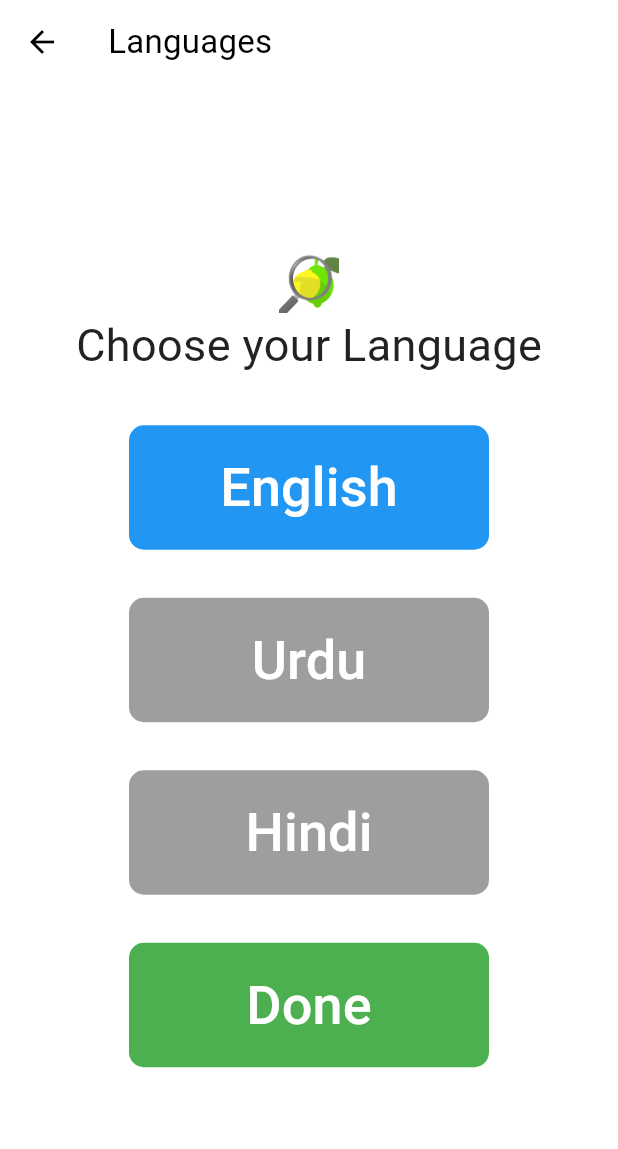
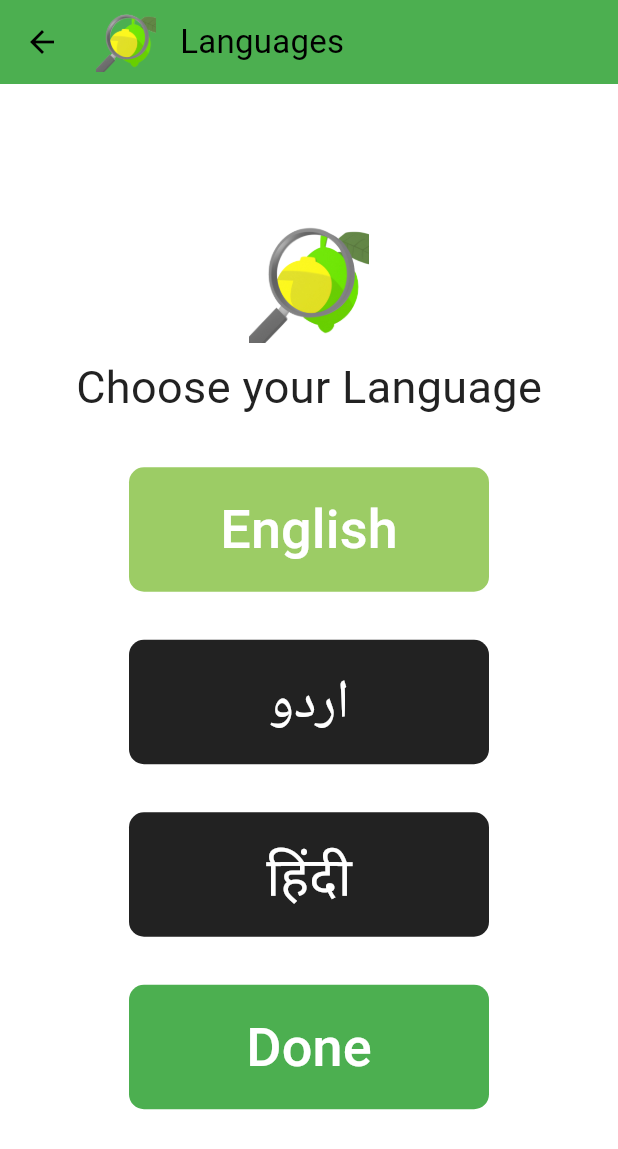
Before and after one commit to Sourav-Malani/Detect-Citrus-Canker, a Flutter app: the Languages screen opened directly, after a tap on "English", on a phone screen of 412 x 824 dp. Shown: the top 1149 px of the screen. Run offline on Flutter 3.47's test engine with Material 3 defaults, Android fonts, the phone set to English and light mode, and no system bars; our stand-ins replace camera, cloud_firestore, connectivity_plus, easy_localization, firebase_auth, firebase_core and 16 more; missing offline and left inert: tflite_flutter_helper_plus, tflite_flutter_plus; accounts and stored records are empty; network calls fail.

Commit message:
UI updates

```diff
--- a/lib/Languages.dart
+++ b/lib/Languages.dart
@@ -13,8 +13,9 @@ class SwitchLanguageScreen extends StatelessWidget {
 
     return Scaffold(
       appBar: AppBar(
-        leading: Image.asset('assets/icon/icon.png', height: 20, width: 20),
+        leading: Image.asset('assets/icon/icon.png',height:20,width:20),
         title: Text('Language Selection'),
+        backgroundColor: Colors.green,
       ),
       body: Container(
         padding: EdgeInsets.all(24),
@@ -24,14 +25,13 @@ class SwitchLanguageScreen extends StatelessWidget {
             children: <Widget>[
               Text(
                 'Switch Language',
-                style: TextStyle(fontSize: 40, color: Colors.black),
+                style: TextStyle(fontSize: 40),
               ),
               SizedBox(height: 24),
               Text(
                 'home_description'.tr(),
                 style: TextStyle(
                   fontSize: 24,
-                  color: Colors.black
                 ),
               ),
               SizedBox(height: 24),
--- a/lib/languagescreen.dart
+++ b/lib/languagescreen.dart
@@ -11,92 +11,93 @@ class Languages extends StatefulWidget {
 }
 
 class _LanguagesState extends State<Languages> {
-  Map<String, Color> buttonColors = {
-    'languages_btn_english': Colors.grey,
-    'languages_btn_urdu': Colors.grey,
-    'languages_btn_hindi': Colors.grey,
-  };
-  void resetButtonColors(String selectedButton) {
-    for (var button in buttonColors.keys) {
-      if (button != selectedButton) {
-        setState(() {
-          buttonColors[button] = Colors.grey; // Reset other buttons to default color
-        });
-      }
-    }
-  }
+  String selectedLanguage = 'English'; // Set "English" as the default selected language
+
   @override
   Widget build(BuildContext context) {
     LanguageController controller = context.read<LanguageController>();
 
     return Scaffold(
-      appBar: AppBar(title: Text("Languages")),
+      appBar: AppBar(
+        leading: IconButton(
+          icon: Icon(Icons.arrow_back),
+          onPressed: () {
+            Navigator.pop(context);
+          },
+        ),
+        titleSpacing: 0,
+        title: Row(
+          children: [
+            Container(
+              padding: EdgeInsets.all(8), // Adjust padding as needed
+              child: Image.asset('assets/icon/icon.png', height: 40, width: 40), // Increase the size here
+            ),
+            SizedBox(width: 8),
+            Text("Languages"),
+          ],
+        ),
+        backgroundColor: Colors.green,
+      ),
       body: Container(
         padding: EdgeInsets.all(24),
         child: Center(
           child: Column(
             mainAxisAlignment: MainAxisAlignment.center,
             children: [
-              Image.asset('assets/icon/icon.png', height: 40, width: 40),
+              Container(
+                padding: EdgeInsets.all(8), // Adjust padding as needed
+                child: Image.asset('assets/icon/icon.png', height: 80, width: 80), // Increase the size here
+              ),
               Text(
                 'home_description'.tr(),
                 style: TextStyle(fontSize: 30),
               ),
               SizedBox(height: 32),
               LanguageButton(
-                text: 'languages_btn_english'.tr(),
-                color: buttonColors['languages_btn_english'] ?? Colors.grey,
+                text: 'English',
+                color: selectedLanguage == 'English' ? Colors.lightGreen.shade400 : null,
                 onPressed: () {
+                  setState(() {
+                    selectedLanguage = 'English';
+                  });
                   context.locale = Locale('en', 'US');
                   controller.onLanguageChanged();
-                  resetButtonColors('languages_btn_english'); // Reset other button colors
-                  setState(() {
-                    buttonColors['languages_btn_english'] = Colors.blue;
-                  });
                 },
               ),
               SizedBox(height: 32),
               LanguageButton(
-                text: 'languages_btn_urdu'.tr(),
-                color: buttonColors['languages_btn_urdu'] ?? Colors.grey,
+                text: 'اردو',
+                color: selectedLanguage == 'Urdu' ? Colors.lightGreen.shade400 : null,
                 onPressed: () {
+                  setState(() {
+                    selectedLanguage = 'Urdu';
+                  });
                   context.locale = Locale('ur', 'PK');
                   controller.onLanguageChanged();
-                  resetButtonColors('languages_btn_urdu'); // Reset other button colors
-
-                  setState(() {
-                    buttonColors['languages_btn_urdu'] = Colors.blue;
-                  });
                 },
               ),
               SizedBox(height: 32),
               LanguageButton(
-                text: 'languages_btn_hindi'.tr(),
-                color: buttonColors['languages_btn_hindi'] ?? Colors.grey,
+                text: 'हिंदी',
+                color: selectedLanguage == 'Hindi' ? Colors.lightGreen.shade400 : null,
                 onPressed: () {
+                  setState(() {
+                    selectedLanguage = 'Hindi';
+                  });
                   context.locale = Locale('hi', 'IN');
                   controller.onLanguageChanged();
-                  resetButtonColors('languages_btn_hindi'); // Reset other button colors
-                  setState(() {
-                    buttonColors['languages_btn_hindi'] = Colors.blue;
-                  });
                 },
               ),
               SizedBox(height: 32),
               LanguageButton(
                 text: 'confirm_selection'.tr(),
                 color: Colors.green,
-                onPressed: () {
-                  Navigator.push(
-                    context,
-                    MaterialPageRoute(
-                      builder: (context) => OnboardingScreen(),
-                    ),
-                  );
-                  setState(() {
-                    // Change the color of the confirmation button if needed
-                  });
-                },
+                onPressed: () => Navigator.push(
+                  context,
+                  MaterialPageRoute(
+                    builder: (context) => OnboardingScreen(),
+                  ),
+                ),
               ),
             ],
           ),
```
Also changed, not shown: pubspec.lock.
